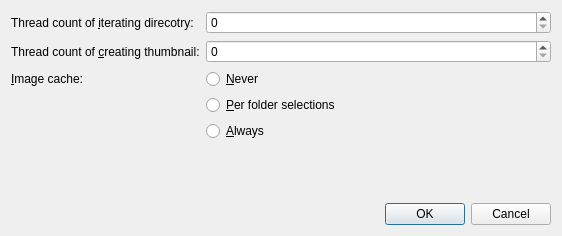
ambiesoft/SceneExplorer, file src/option.ui: the form before one commit.
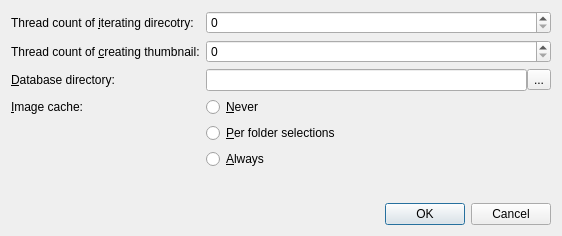
The form after the commit.

What changed in the file:
```diff
--- a/src/option.ui
+++ b/src/option.ui
@@ -40,7 +40,7 @@
    <item row="3" column="1">
     <widget class="QSpinBox" name="spinBoxThumb"/>
    </item>
-   <item row="5" column="0">
+   <item row="6" column="0">
     <widget class="QLabel" name="label">
      <property name="text">
       <string>&amp;Image cache:</string>
@@ -60,7 +60,7 @@
      </property>
     </widget>
    </item>
-   <item row="8" column="1">
+   <item row="9" column="1">
     <spacer name="verticalSpacer">
      <property name="orientation">
       <enum>Qt::Vertical</enum>
@@ -73,27 +73,54 @@
      </property>
     </spacer>
    </item>
-   <item row="5" column="1">
+   <item row="6" column="1">
     <widget class="QRadioButton" name="rbICNever">
      <property name="text">
       <string>&amp;Never</string>
      </property>
     </widget>
    </item>
-   <item row="6" column="1">
+   <item row="7" column="1">
     <widget class="QRadioButton" name="rbICPerfolder">
      <property name="text">
       <string>&amp;Per folder selections</string>
      </property>
     </widget>
    </item>
-   <item row="7" column="1">
+   <item row="8" column="1">
     <widget class="QRadioButton" name="rbICAlways">
      <property name="text">
       <string>&amp;Always</string>
      </property>
     </widget>
    </item>
+   <item row="5" column="0">
+    <widget class="QLabel" name="labelDBDir">
+     <property name="text">
+      <string>&amp;Database directory:</string>
+     </property>
+     <property name="buddy">
+      <cstring>lineDBDir</cstring>
+     </property>
+    </widget>
+   </item>
+   <item row="5" column="1">
+    <layout class="QHBoxLayout" name="horizontalLayout">
+     <property name="spacing">
+      <number>0</number>
+     </property>
+     <item>
+      <widget class="QLineEdit" name="lineDBDir"/>
+     </item>
+     <item>
+      <widget class="QToolButton" name="tbDBDir">
+       <property name="text">
+        <string>...</string>
+       </property>
+      </widget>
+     </item>
+    </layout>
+   </item>
   </layout>
  </widget>
  <tabstops>
```
Left out of the diff: 7 changed lines with no effect on the pictures.
